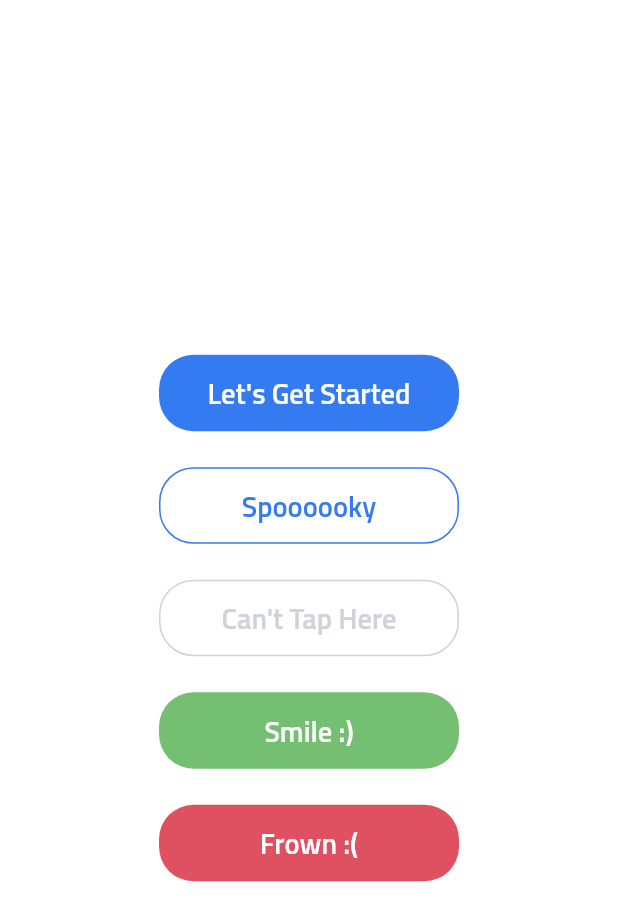
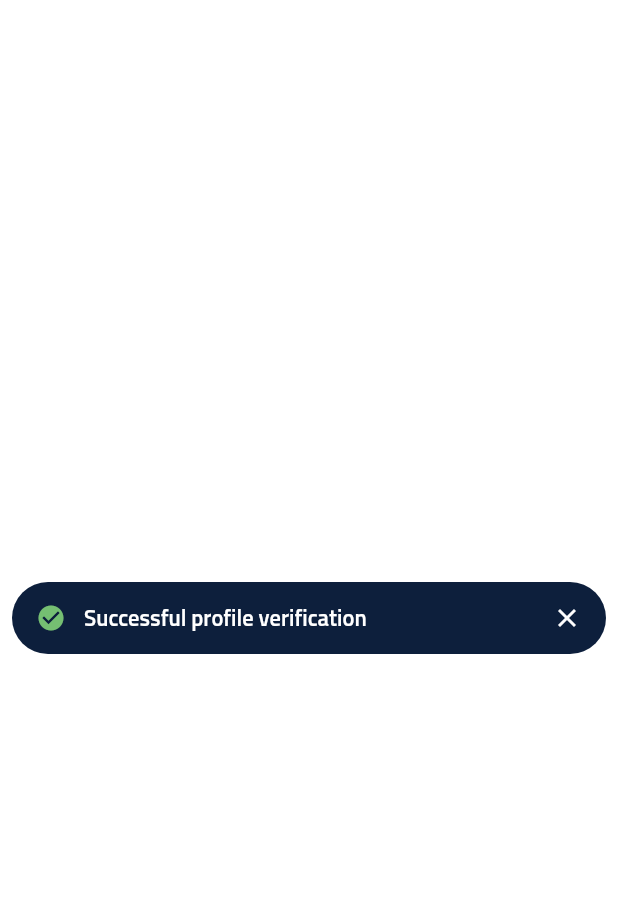
Before and after one commit to hablebuble/whollet, a Flutter app: the screen it shows after launch, on a phone screen of 412 x 824 dp. Shown: the top 921 px of the screen. Run offline on Flutter 3.47's test engine with Material 2 defaults, Android fonts, the phone set to English and light mode, and no system bars.

Commit message:
Create succesfull notification

```diff
--- a/lib/main.dart
+++ b/lib/main.dart
@@ -1,13 +1,5 @@
-
-import 'package:Whollet/widgets/negative_button.dart';
-import 'package:Whollet/widgets/positive_button.dart';
+import 'package:Whollet/widgets/succesfull_notification.dart';
 import 'package:flutter/material.dart';
-import 'package:Whollet/widgets/primary_button.dart';
-import 'package:Whollet/widgets/ghost_button.dart';
-import 'package:Whollet/widgets/disabled_button.dart';
-
-
-
 
 void main() {
   runApp(MyApp());
@@ -44,29 +36,12 @@ class MyApp extends StatelessWidget {
 class MyHomePage extends StatelessWidget {
   @override
   Widget build(BuildContext context) {
-    return Container(
-      color: Colors.white,
-      width: double.infinity,
-      height: double.infinity,
-      child: Center(
-
-        child: Column(
-          mainAxisAlignment: MainAxisAlignment.center,
-          children: [
-            PrimaryButton("Let's Get Started"),
-            SizedBox(height: 24.0),
-            GhostButton(),
-            SizedBox(height: 24.0),
-            DisabledButton(),
-            SizedBox(height: 24.0),
-            PositiveButton('Smile :)'),
-            SizedBox(height: 24.0),
-            NegativeButton('Frown :('),
-
-
-
-          ],
-        ),
+    return Scaffold(
+      body: Container(
+        color: Colors.white,
+        width: double.infinity,
+        height: double.infinity,
+        child: Center(child: SuccesfullNotification()),
       ),
     );
   }
--- /dev/null
+++ b/lib/widgets/succesfull_notification.dart
@@ -0,0 +1,39 @@
+import 'package:flutter/material.dart';
+import 'package:Whollet/constants/colors.dart';
+
+class SuccesfullNotification extends StatelessWidget {
+  @override
+  Widget build(BuildContext context) {
+    return Padding(
+      padding: const EdgeInsets.symmetric(horizontal: 8.0),
+      child: Container(
+        width: double.infinity,
+        height: 48.0,
+        decoration: BoxDecoration(
+          borderRadius: BorderRadius.circular(24.0),
+          color: midnightBlue
+
+        ),
+        child: Padding(
+          padding: const EdgeInsets.symmetric(horizontal: 16.0),
+          child: Row(
+            crossAxisAlignment: CrossAxisAlignment.center,
+            mainAxisAlignment: MainAxisAlignment.start,
+            children: [
+              Icon(Icons.check_circle, color: green, size: 20.0,),
+              SizedBox(width: 12.0),
+              Text('Successful profile verification', style: TextStyle(
+                fontFamily: "Titillium",
+                fontWeight: FontWeight.bold,
+                fontSize: 15.0,
+                color: white,
+              ),),
+              Spacer(),
+              Icon(Icons.close, color: white, size: 20,)
+            ],
+          ),
+        ),
+      ),
+    );
+  }
+}
```
